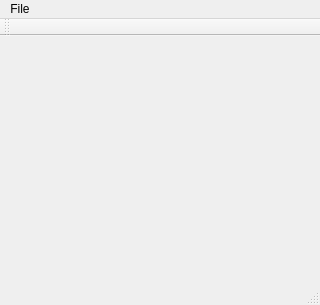
First picture: the form in GameBeak/src/MainWindow/mainwindow.ui, repository Daniel-McCarthy/GameBeak, before the edit.
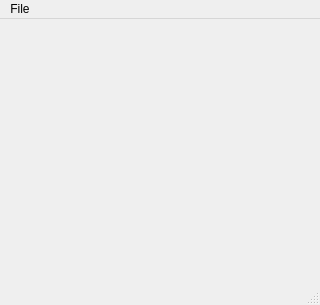
Second picture: the form after the edit.

Commit message:
Remove qToolBar
This is not necessary for the functionality of this program.

It currently poses as a distraction and forces a larger window.

What changed in the file:
```diff
--- a/GameBeak/src/MainWindow/mainwindow.ui
+++ b/GameBeak/src/MainWindow/mainwindow.ui
@@ -31,14 +31,6 @@
    </widget>
    <addaction name="menuFile"/>
   </widget>
-  <widget class="QToolBar" name="mainToolBar">
-   <attribute name="toolBarArea">
-    <enum>TopToolBarArea</enum>
-   </attribute>
-   <attribute name="toolBarBreak">
-    <bool>false</bool>
-   </attribute>
-  </widget>
   <widget class="QStatusBar" name="statusBar"/>
   <action name="actionOpen">
    <property name="text">
```
